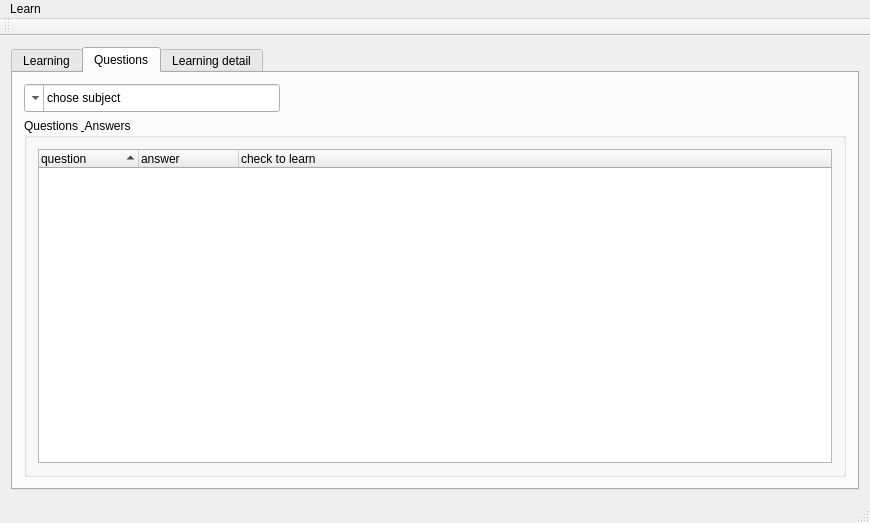
First picture: the form in GonzalesApp/mainwindow.ui, repository szymonpi/Gonzales, before the edit.
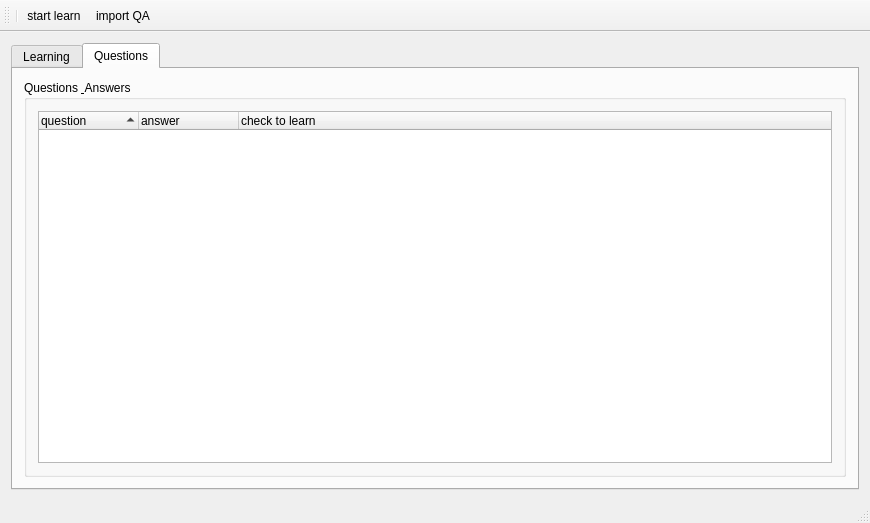
Second picture: the form after the edit.

Patch:
```diff
--- a/GonzalesApp/mainwindow.ui
+++ b/GonzalesApp/mainwindow.ui
@@ -135,48 +135,6 @@
         <string>Questions</string>
        </attribute>
        <layout class="QVBoxLayout" name="verticalLayout_7">
-        <item>
-         <layout class="QHBoxLayout" name="horizontalLayout_3">
-          <item>
-           <widget class="QFontComboBox" name="ComboBoxSubject">
-            <property name="sizePolicy">
-             <sizepolicy hsizetype="Maximum" vsizetype="Fixed">
-              <horstretch>28</horstretch>
-              <verstretch>0</verstretch>
-             </sizepolicy>
-            </property>
-            <property name="minimumSize">
-             <size>
-              <width>256</width>
-              <height>28</height>
-             </size>
-            </property>
-            <property name="layoutDirection">
-             <enum>Qt::RightToLeft</enum>
-            </property>
-            <property name="autoFillBackground">
-             <bool>false</bool>
-            </property>
-            <property name="currentText">
-             <string>chose subject</string>
-            </property>
-           </widget>
-          </item>
-          <item>
-           <spacer name="horizontalSpacer">
-            <property name="orientation">
-             <enum>Qt::Horizontal</enum>
-            </property>
-            <property name="sizeHint" stdset="0">
-             <size>
-              <width>40</width>
-              <height>20</height>
-             </size>
-            </property>
-           </spacer>
-          </item>
-         </layout>
-        </item>
         <item>
          <widget class="QGroupBox" name="groupBoxQuestionsInGroup">
           <property name="title">
@@ -273,37 +231,6 @@
         </item>
        </layout>
       </widget>
-      <widget class="QWidget" name="learningdetail">
-       <attribute name="title">
-        <string>Learning detail</string>
-       </attribute>
-       <layout class="QHBoxLayout" name="horizontalLayout_2">
-        <item>
-         <widget class="QGroupBox" name="groupBoxActualQuestions">
-          <property name="title">
-           <string>Acctual questions</string>
-          </property>
-          <layout class="QVBoxLayout" name="verticalLayout_8">
-           <item>
-            <widget class="QListView" name="listView_2"/>
-           </item>
-          </layout>
-         </widget>
-        </item>
-        <item>
-         <widget class="QGroupBox" name="groupBoxQuestionForNextLearning">
-          <property name="title">
-           <string>Question for next learning</string>
-          </property>
-          <layout class="QVBoxLayout" name="verticalLayout_9">
-           <item>
-            <widget class="QListView" name="listView_3"/>
-           </item>
-          </layout>
-         </widget>
-        </item>
-       </layout>
-      </widget>
      </widget>
     </item>
    </layout>
@@ -317,23 +244,23 @@
      <height>21</height>
     </rect>
    </property>
-   <widget class="QMenu" name="menuWords">
-    <property name="title">
-     <string>Learn</string>
-    </property>
-    <addaction name="actionStart"/>
-    <addaction name="separator"/>
-    <addaction name="actionImport_QA"/>
-   </widget>
-   <addaction name="menuWords"/>
   </widget>
   <widget class="QToolBar" name="mainToolBar">
+   <property name="minimumSize">
+    <size>
+     <width>0</width>
+     <height>32</height>
+    </size>
+   </property>
    <attribute name="toolBarArea">
     <enum>TopToolBarArea</enum>
    </attribute>
    <attribute name="toolBarBreak">
-    <bool>false</bool>
+    <bool>true</bool>
    </attribute>
+   <addaction name="separator"/>
+   <addaction name="actionStart"/>
+   <addaction name="actionImport_QA"/>
   </widget>
   <widget class="QStatusBar" name="statusBar"/>
   <action name="actionSave_status">
@@ -348,12 +275,7 @@
   </action>
   <action name="actionStart">
    <property name="text">
-    <string>start</string>
-   </property>
-  </action>
-  <action name="actionLoad">
-   <property name="text">
-    <string>load</string>
+    <string>start learn</string>
    </property>
   </action>
   <action name="actionImport_QA">
```
Left out of the diff: 10 changed lines with no effect on the pictures.
